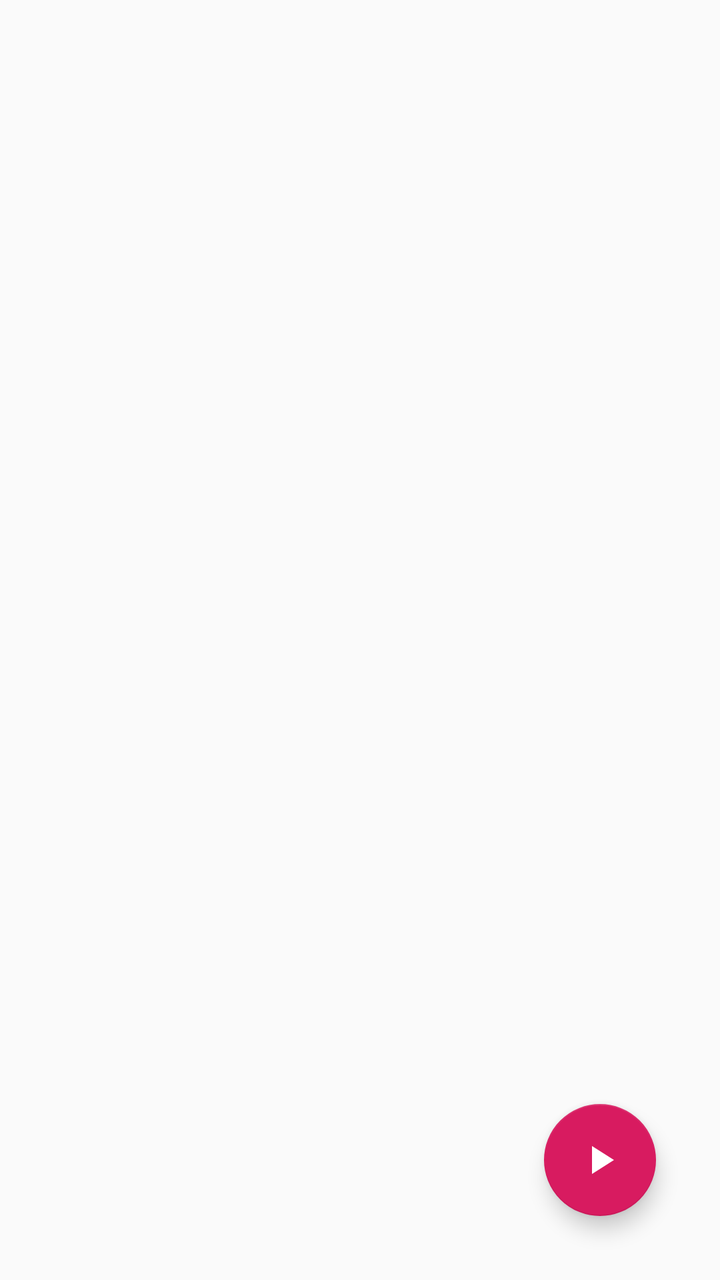
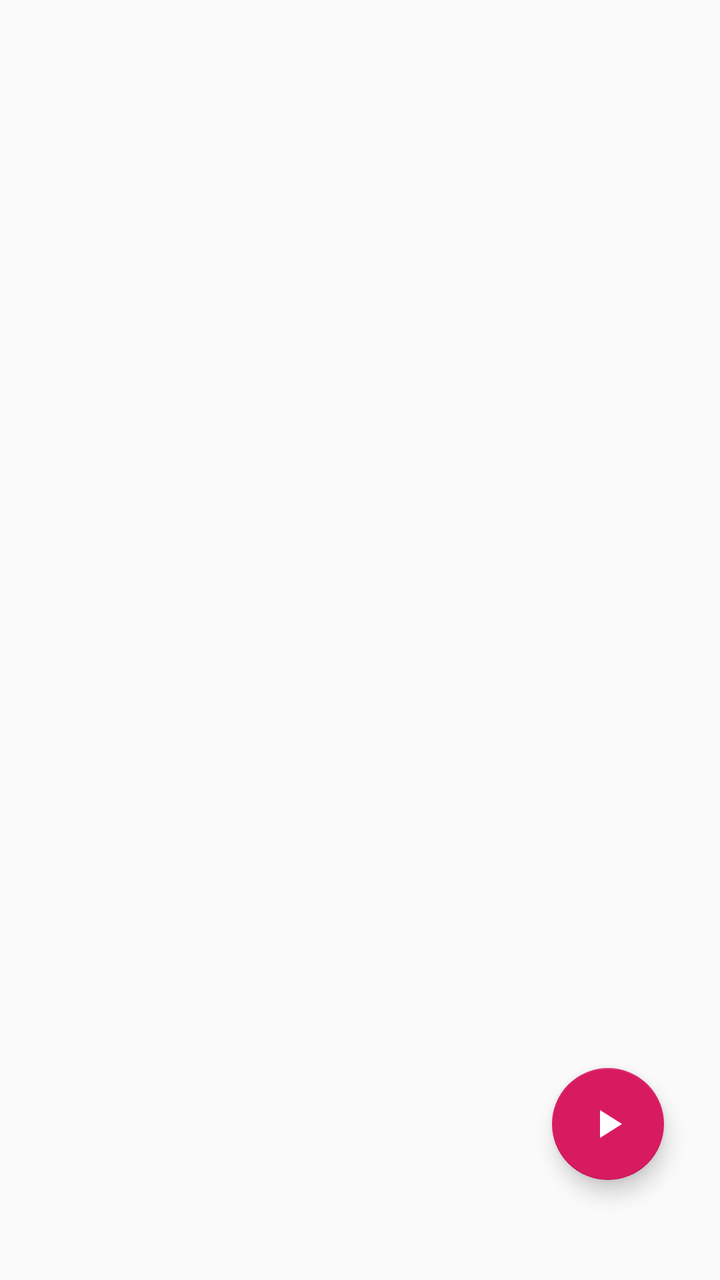

Screens rendered from an Android XML layout before and after an edit, with the pre-edit source and the edit as a unified diff.
<!-- AndroidManifest.xml: application theme AppTheme -->
<!-- res/layout/fragment_tournament.xml -->
<?xml version="1.0" encoding="utf-8"?>
<RelativeLayout
        xmlns:android="http://schemas.android.com/apk/res/android"
        android:layout_width="match_parent"
        android:layout_height="match_parent">

    <android.support.v4.view.ViewPager
            android:id="@+id/view_pager"
            android:layout_width="match_parent"
            android:layout_height="wrap_content"/>

    <android.support.design.widget.FloatingActionButton
            android:id="@+id/fab"
            android:layout_width="wrap_content"
            android:layout_height="wrap_content"
            android:layout_marginEnd="32dp"
            android:layout_marginBottom="32dp"
            android:src="@drawable/ic_play_arrow"
            android:layout_alignParentEnd="true"
            android:layout_alignParentBottom="true"/>

</RelativeLayout>
<!-- resources referenced by this layout -->
<resources>
  <!-- drawable ic_play_arrow (drawable) -->
  <vector android:height="64dp" android:tint="#FFFFFF"
      android:viewportHeight="24.0" android:viewportWidth="24.0"
      android:width="64dp" xmlns:android="http://schemas.android.com/apk/res/android">
      <path android:fillColor="#FF000000" android:pathData="M8,5v14l11,-7z"/>
  </vector>
  <style name="AppTheme" parent="Theme.AppCompat.Light.NoActionBar">
          
          <item name="colorPrimary">@color/colorPrimary</item>
          <item name="colorPrimaryDark">@color/colorPrimaryDark</item>
          <item name="colorAccent">@color/colorAccent</item>
      </style>
  <color name="colorPrimary">#008577</color>
  <color name="colorPrimaryDark">#00574B</color>
  <color name="colorAccent">#D81B60</color>
</resources>

<!-- the commit's change to res/layout/fragment_tournament.xml (unified diff, before → after) -->
@@ -1,22 +1,41 @@
 <?xml version="1.0" encoding="utf-8"?>
 <RelativeLayout
-        xmlns:android="http://schemas.android.com/apk/res/android"
-        android:layout_width="match_parent"
-        android:layout_height="match_parent">
+    xmlns:android="http://schemas.android.com/apk/res/android"
+    android:layout_width="match_parent"
+    android:layout_height="match_parent"
+    xmlns:app="http://schemas.android.com/apk/res-auto">
 
     <android.support.v4.view.ViewPager
             android:id="@+id/view_pager"
             android:layout_width="match_parent"
-            android:layout_height="wrap_content"/>
+            android:layout_height="match_parent">
+
+        <android.support.design.widget.TabLayout
+            android:id="@+id/tab_layout"
+            android:layout_gravity="top"
+            android:layout_width="match_parent"
+            android:layout_height="wrap_content"
+            app:tabMaxWidth="0dp"
+            app:tabGravity="fill"
+            app:tabMode="scrollable"/>
+
+    </android.support.v4.view.ViewPager>
 
     <android.support.design.widget.FloatingActionButton
             android:id="@+id/fab"
             android:layout_width="wrap_content"
             android:layout_height="wrap_content"
-            android:layout_marginEnd="32dp"
+            android:layout_marginEnd="16dp"
             android:layout_marginBottom="32dp"
             android:src="@drawable/ic_play_arrow"
             android:layout_alignParentEnd="true"
-            android:layout_alignParentBottom="true"/>
+            android:layout_alignParentBottom="true"
+            app:useCompatPadding="true"/>
+
+    <ProgressBar
+        android:id="@+id/progress_bar"
+        android:layout_centerInParent="true"
+        android:layout_width="wrap_content"
+        android:layout_height="wrap_content"/>
 
 </RelativeLayout>
